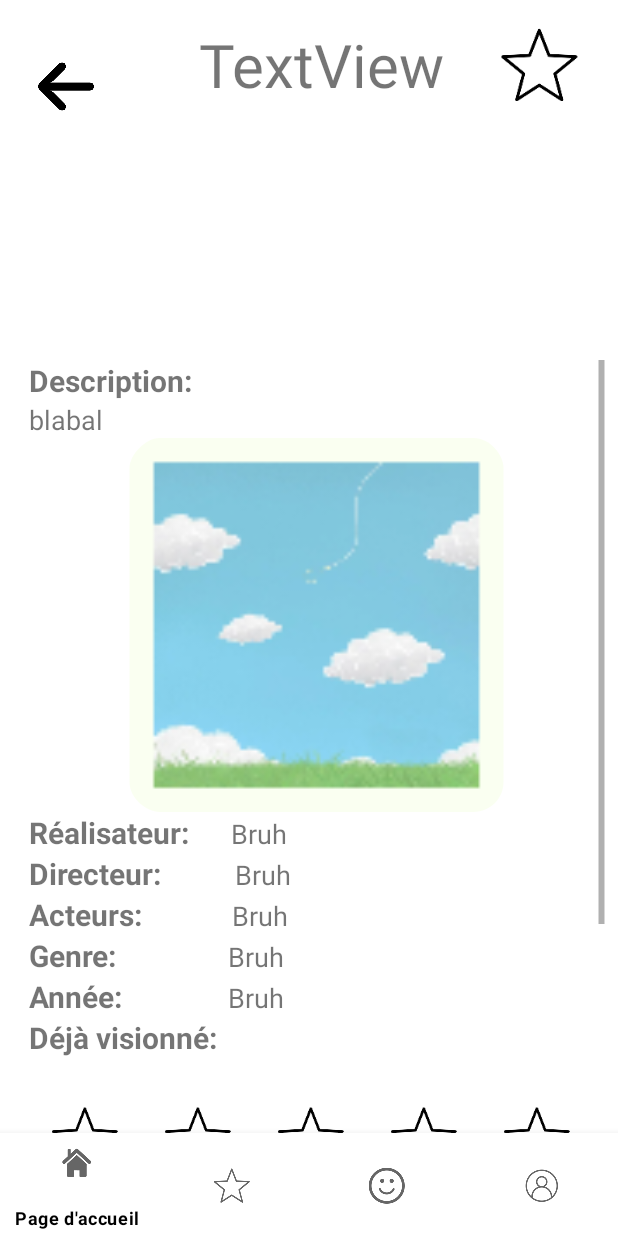
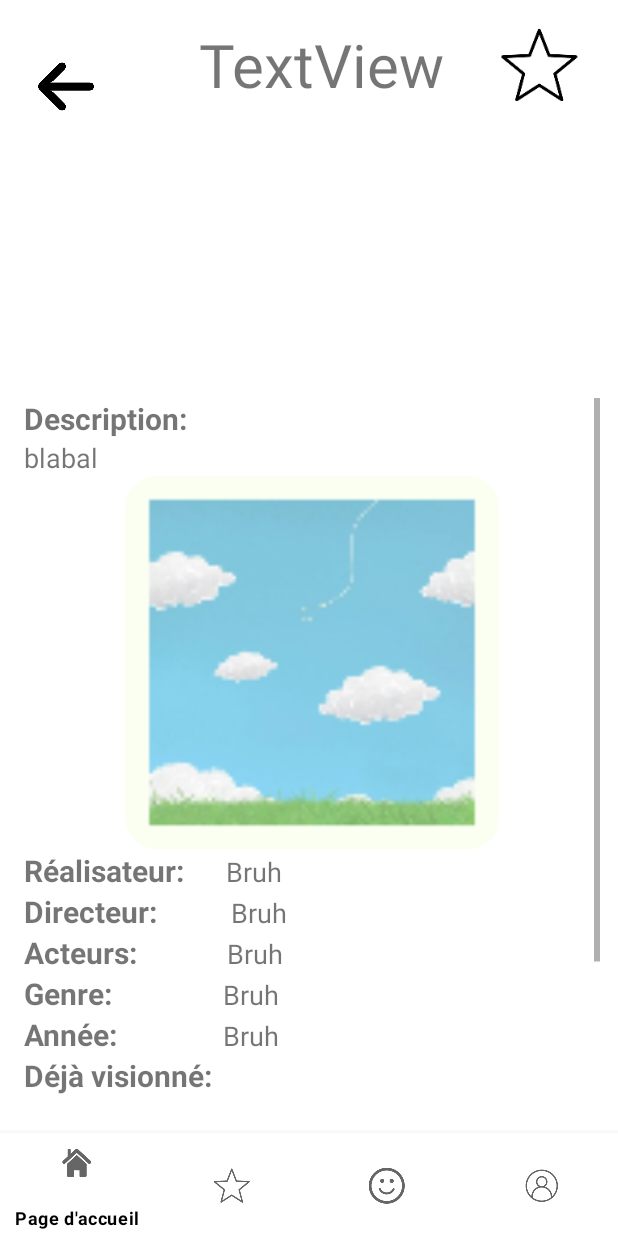
Before and after one commit to jayouimet/Devoir_04, an Android app: the filmDescription screen opened directly, with no data from a screen before it, on a phone screen of 412 x 824 dp. Run offline under Robolectric (Android 15) with nearby library versions, the phone set to English and light mode, and no system bars; 10 statements that could not run were skipped.

Commit message:
description amelioree pour que l'affichage soit plus beau

```diff
--- a/Implementation/app/src/main/res/layout/activity_film_description.xml
+++ b/Implementation/app/src/main/res/layout/activity_film_description.xml
@@ -24,7 +24,7 @@
         android:layout_width="384dp"
         android:layout_height="516dp"
         android:layout_marginBottom="68dp"
-        android:translationX="3dp"
+        android:translationY="25dp"
         app:layout_constraintBottom_toBottomOf="parent"
         app:layout_constraintEnd_toEndOf="parent"
         app:layout_constraintHorizontal_bias="0.578"
```
